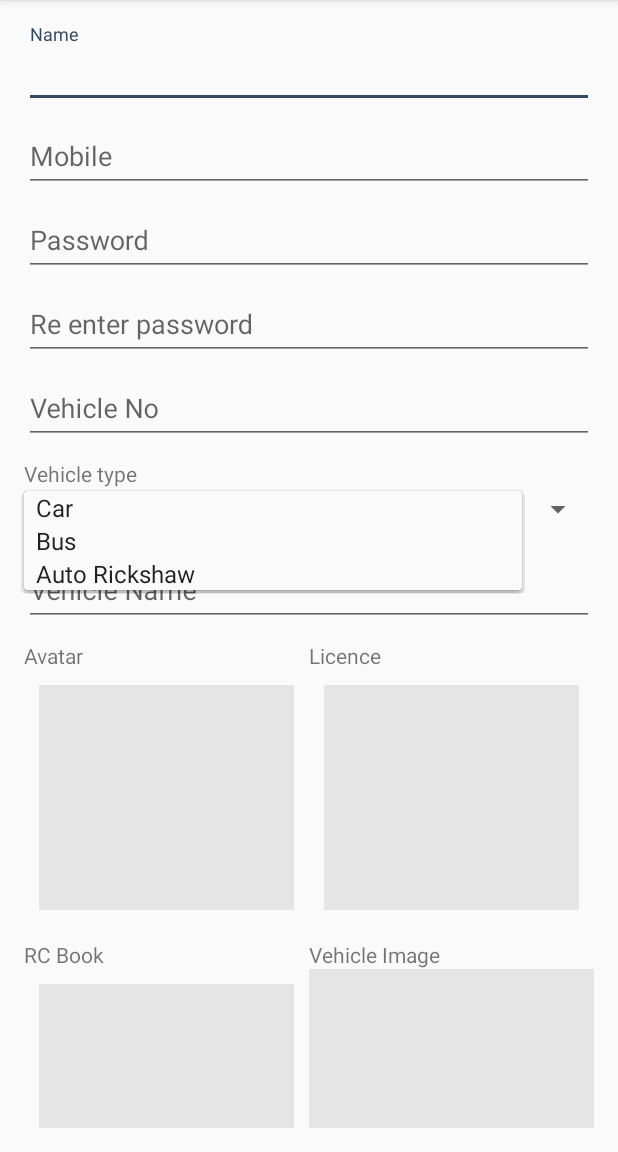
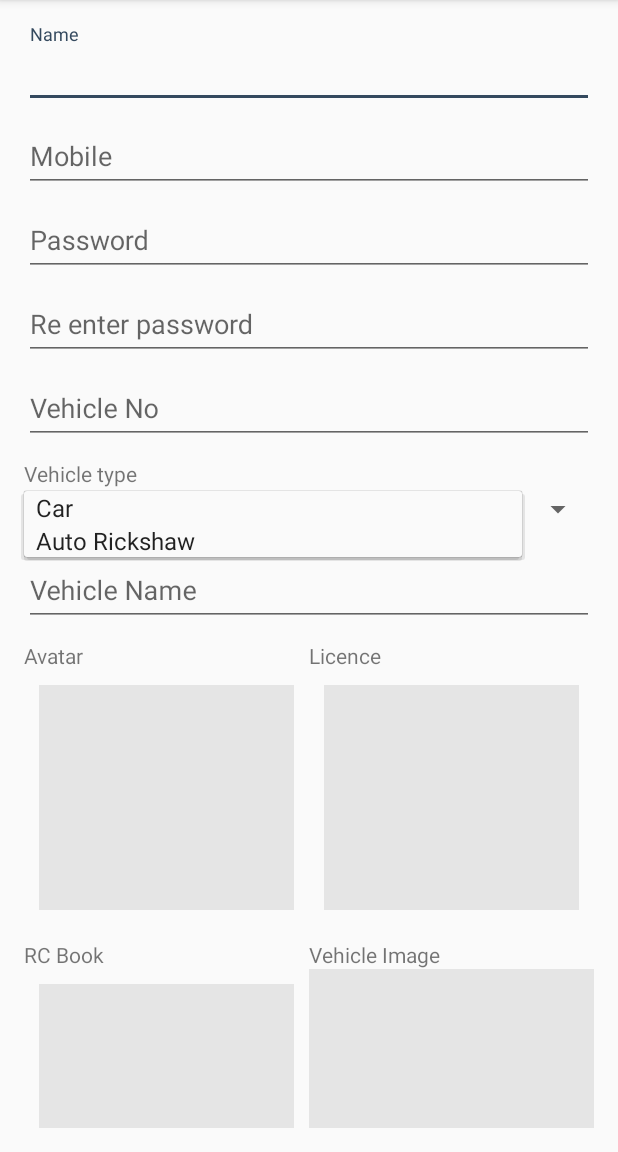
Before and after one commit to projectatcm/catchmyseat, an Android app: the DriverRegisterActivity screen opened directly, with no data from a screen before it, after a tap on "Car", on a phone screen of 412 x 824 dp, the part 84-1236 px from its top. Run offline under Robolectric (Android 15) with nearby library versions, the phone set to English and light mode, and no system bars.

Commit message:
bus removed

```diff
--- a/app/src/main/java/com/codemagos/catchmyride/DriverRegisterActivity.java
+++ b/app/src/main/java/com/codemagos/catchmyride/DriverRegisterActivity.java
@@ -36,7 +36,7 @@ public class DriverRegisterActivity extends AppCompatActivity {
     final static int RCBOOK_INTENT = 103;
 
     String name, mobile, password, re_password, vehicle_no, vehicle_name, vehicle_type, avatar = "", rc_book = "", licence = "", vehicle_image = "";
-    String vehicle_types[] = {"Car", "Bus", "Auto Rickshaw"};
+    String vehicle_types[] = {"Car", "Auto Rickshaw"};
 
     @Override
     protected void onCreate(Bundle savedInstanceState) {
--- a/app/src/main/java/com/codemagos/catchmyride/Webservice/WebService.java
+++ b/app/src/main/java/com/codemagos/catchmyride/Webservice/WebService.java
@@ -19,7 +19,7 @@ import java.net.URLEncoder;
 /**
  * Created by Sree on 01-Oct-15.
  */
-public class    WebService {
+public class  WebService {
 
 /*    static String reg_url = "http://codemagos.in/Mybook/index.php";*/
     public  static String SITE_URL = "http://10.0.2.1/project/catchmyseat_server/webservice/";
```
